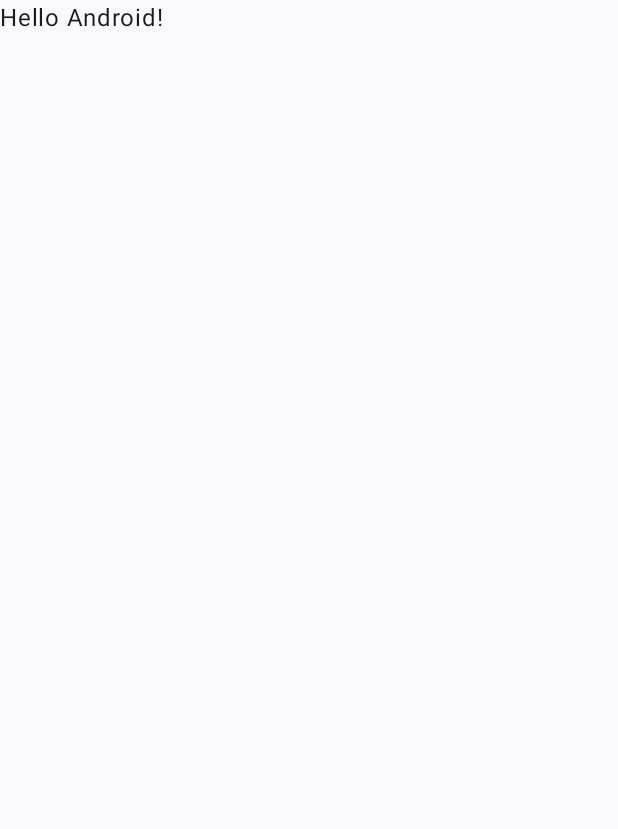
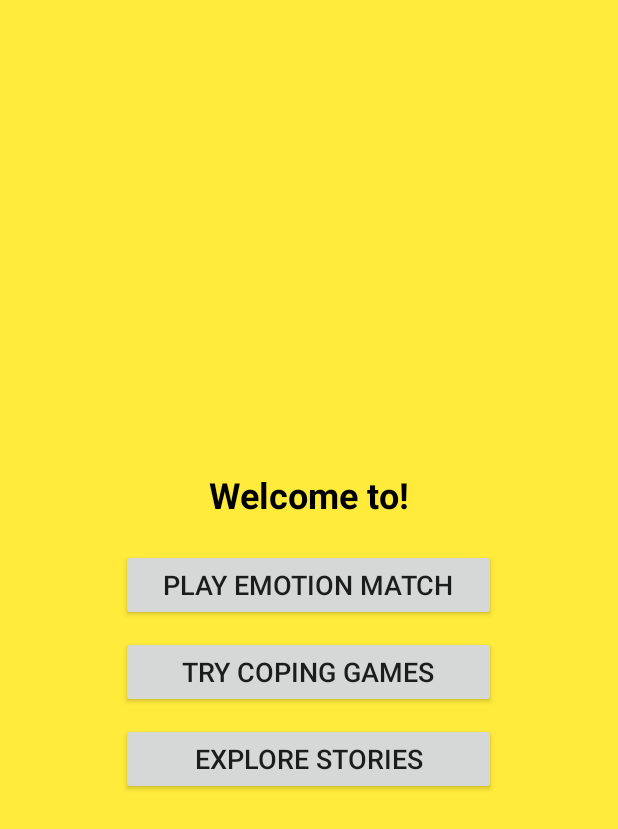
Before and after one commit to noeliarozado/FeelingsExplorer, an Android app built with Jetpack Compose: the screen it shows after launch (MainActivity), on a phone screen of 412 x 824 dp. Before the commit the part shown is almost empty. Shown: the top 829 px of the screen. Run offline under Robolectric (Android 15) with nearby library versions, the phone set to English and light mode, and no system bars.

Commit message:
Main activity

```diff
--- a/app/build.gradle.kts
+++ b/app/build.gradle.kts
@@ -59,6 +59,7 @@ dependencies {
     implementation(libs.androidx.ui.graphics)
     implementation(libs.androidx.ui.tooling.preview)
     implementation(libs.androidx.material3)
+    implementation(libs.androidx.appcompat)
     testImplementation(libs.junit)
     androidTestImplementation(libs.androidx.junit)
     androidTestImplementation(libs.androidx.espresso.core)
--- a/app/src/main/AndroidManifest.xml
+++ b/app/src/main/AndroidManifest.xml
@@ -10,19 +10,20 @@
         android:label="@string/app_name"
         android:roundIcon="@mipmap/ic_launcher_round"
         android:supportsRtl="true"
-        android:theme="@style/Theme.FeelingsExplorer"
+        android:theme="@style/Theme.AppCompat.Light.NoActionBar"
         tools:targetApi="31">
+
         <activity
             android:name=".MainActivity"
             android:exported="true"
             android:label="@string/app_name"
-            android:theme="@style/Theme.FeelingsExplorer">
+            android:theme="@style/Theme.AppCompat.Light.NoActionBar">
             <intent-filter>
                 <action android:name="android.intent.action.MAIN" />
-
                 <category android:name="android.intent.category.LAUNCHER" />
             </intent-filter>
         </activity>
+
     </application>
 
 </manifest>
--- a/app/src/main/java/com/example/feelingsexplorer/MainActivity.kt
+++ b/app/src/main/java/com/example/feelingsexplorer/MainActivity.kt
@@ -1,47 +1,31 @@
 package com.example.feelingsexplorer
 
+import android.content.Intent
 import android.os.Bundle
-import androidx.activity.ComponentActivity
-import androidx.activity.compose.setContent
-import androidx.activity.enableEdgeToEdge
-import androidx.compose.foundation.layout.fillMaxSize
-import androidx.compose.foundation.layout.padding
-import androidx.compose.material3.Scaffold
-import androidx.compose.material3.Text
-import androidx.compose.runtime.Composable
-import androidx.compose.ui.Modifier
-import androidx.compose.ui.tooling.preview.Preview
-import com.example.feelingsexplorer.ui.theme.FeelingsExplorerTheme
+import android.widget.Button
+import androidx.appcompat.app.AppCompatActivity
 
-class MainActivity : ComponentActivity() {
+class MainActivity : AppCompatActivity() {
     override fun onCreate(savedInstanceState: Bundle?) {
         super.onCreate(savedInstanceState)
-        enableEdgeToEdge()
-        setContent {
-            FeelingsExplorerTheme {
-                Scaffold(modifier = Modifier.fillMaxSize()) { innerPadding ->
-                    Greeting(
-                        name = "Android",
-                        modifier = Modifier.padding(innerPadding)
-                    )
-                }
-            }
+        setContentView(R.layout.activity_main)
+
+        // Buttons
+        val btnEmotionMatch = findViewById<Button>(R.id.btnEmotionMatch)
+        val btnCopingGames = findViewById<Button>(R.id.btnCopingGames)
+        val btnStoryMode = findViewById<Button>(R.id.btnStoryMode)
+
+        // Set button click listeners
+        btnEmotionMatch.setOnClickListener {
+            // TODO: Open Emotion Matching Activity
+        }
+
+        btnCopingGames.setOnClickListener {
+            // TODO: Open Coping Strategies Activity
+        }
+
+        btnStoryMode.setOnClickListener {
+            // TODO: Open Story Mode Activity
         }
     }
 }
-
-@Composable
-fun Greeting(name: String, modifier: Modifier = Modifier) {
-    Text(
-        text = "Hello $name!",
-        modifier = modifier
-    )
-}
-
-@Preview(showBackground = true)
-@Composable
-fun GreetingPreview() {
-    FeelingsExplorerTheme {
-        Greeting("Android")
-    }
-}
--- /dev/null
+++ b/app/src/main/res/layout/activity_main.xml
@@ -0,0 +1,42 @@
+<?xml version="1.0" encoding="utf-8"?>
+<LinearLayout
+    xmlns:android="http://schemas.android.com/apk/res/android"
+    android:layout_width="match_parent"
+    android:layout_height="match_parent"
+    android:orientation="vertical"
+    android:gravity="center"
+    android:background="#FFEB3B"> <!-- Yellow background -->
+
+    <TextView
+        android:layout_width="wrap_content"
+        android:layout_height="wrap_content"
+        android:text="Welcome to!"
+        android:textSize="24sp"
+        android:textColor="#000"
+        android:padding="20dp"
+        android:textStyle="bold"/>
+
+    <Button
+        android:id="@+id/btnEmotionMatch"
+        android:layout_width="250dp"
+        android:layout_height="wrap_content"
+        android:text="Play Emotion Match"
+        android:textSize="18sp"/>
+
+    <Button
+        android:id="@+id/btnCopingGames"
+        android:layout_width="250dp"
+        android:layout_height="wrap_content"
+        android:text="Try Coping Games"
+        android:textSize="18sp"
+        android:layout_marginTop="10dp"/>
+
+    <Button
+        android:id="@+id/btnStoryMode"
+        android:layout_width="250dp"
+        android:layout_height="wrap_content"
+        android:text="Explore Stories"
+        android:textSize="18sp"
+        android:layout_marginTop="10dp"/>
+
+</LinearLayout>
--- a/gradle/libs.versions.toml
+++ b/gradle/libs.versions.toml
@@ -8,6 +8,7 @@ espressoCore = "3.5.1"
 lifecycleRuntimeKtx = "2.6.1"
 activityCompose = "1.8.0"
 composeBom = "2024.04.01"
+appcompat = "1.7.0"
 
 [libraries]
 androidx-core-ktx = { group = "androidx.core", name = "core-ktx", version.ref = "coreKtx" }
@@ -24,6 +25,7 @@ androidx-ui-tooling-preview = { group = "androidx.compose.ui", name = "ui-toolin
 androidx-ui-test-manifest = { group = "androidx.compose.ui", name = "ui-test-manifest" }
 androidx-ui-test-junit4 = { group = "androidx.compose.ui", name = "ui-test-junit4" }
 androidx-material3 = { group = "androidx.compose.material3", name = "material3" }
+androidx-appcompat = { group = "androidx.appcompat", name = "appcompat", version.ref = "appcompat" }
 
 [plugins]
 android-application = { id = "com.android.application", version.ref = "agp" }
```
